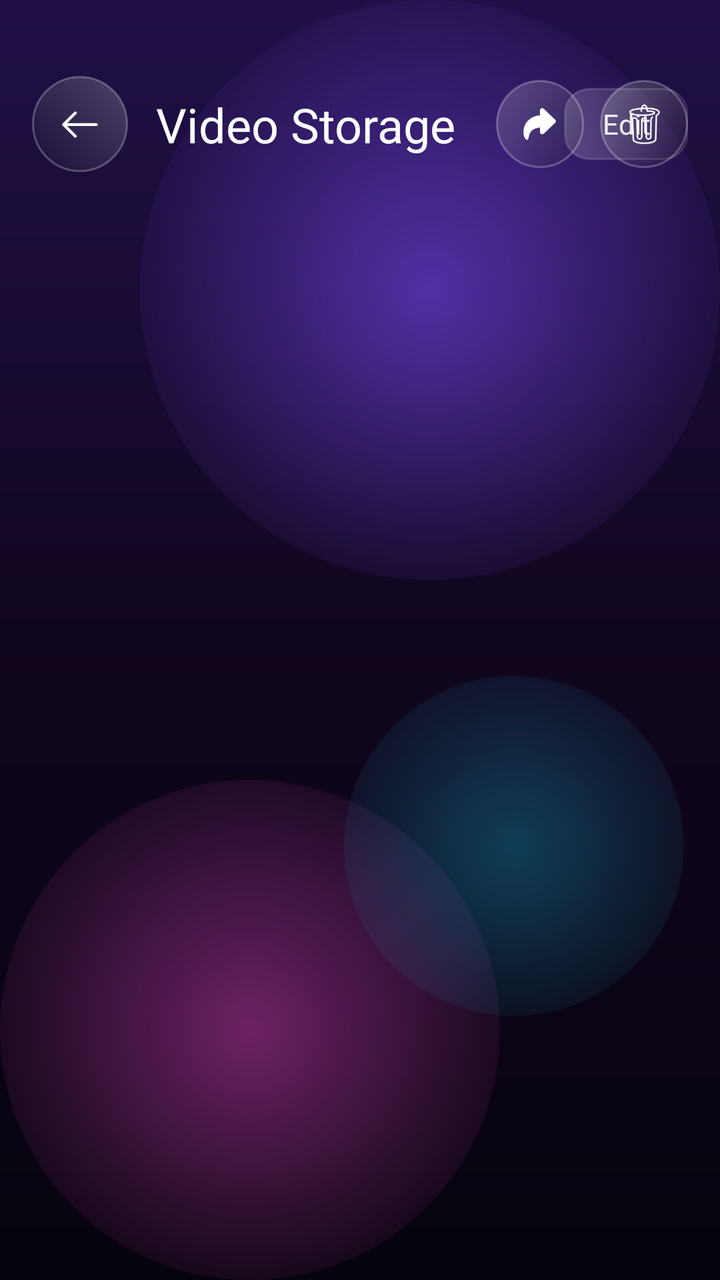
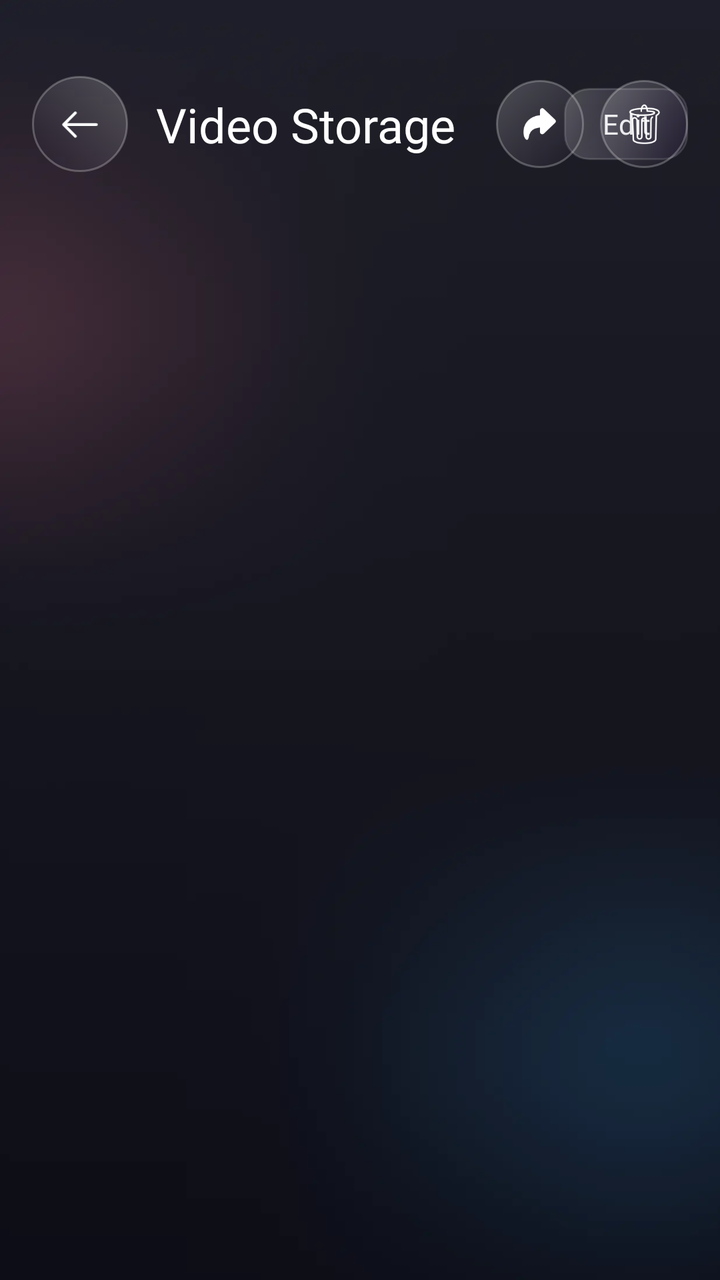

Before-and-after screenshots of an Android layout around one commit, followed by the original layout XML and the change that was made.
<!-- AndroidManifest.xml: application theme Theme.BaseProject -->
<!-- res/layout/fragment_video_list.xml -->
<?xml version="1.0" encoding="utf-8"?>
<androidx.constraintlayout.widget.ConstraintLayout xmlns:android="http://schemas.android.com/apk/res/android"
    xmlns:app="http://schemas.android.com/apk/res-auto"
    xmlns:tools="http://schemas.android.com/tools"
    android:layout_width="match_parent"
    android:layout_height="match_parent"
    android:background="@drawable/bg_camera_bubble_gradient">

    <ImageView
        android:id="@+id/ivBack"
        android:layout_width="48dp"
        android:layout_height="48dp"
        android:layout_marginStart="16dp"
        android:layout_marginTop="38dp"
        android:background="@drawable/bg_glass_icon_button"
        android:foreground="?attr/selectableItemBackgroundBorderless"
        android:padding="12dp"
        android:scaleX="-1"
        android:src="@drawable/ic_arrow_right"
        app:layout_constraintStart_toStartOf="parent"
        app:layout_constraintTop_toTopOf="parent"
        app:tint="@color/white" />

    <TextView
        android:id="@+id/tvTitle"
        android:layout_width="0dp"
        android:layout_height="wrap_content"
        android:layout_marginStart="14dp"
        android:layout_marginEnd="14dp"
        android:ellipsize="end"
        android:fontFamily="@font/inter_black"
        android:maxLines="1"
        android:text="Video Storage"
        android:textColor="@color/white"
        android:textSize="24sp"
        app:layout_constraintBottom_toBottomOf="@id/ivBack"
        app:layout_constraintEnd_toStartOf="@id/tvEdit"
        app:layout_constraintStart_toEndOf="@id/ivBack"
        app:layout_constraintTop_toTopOf="@id/ivBack" />

    <TextView
        android:id="@+id/tvCancel"
        android:layout_width="wrap_content"
        android:layout_height="36dp"
        android:layout_marginStart="16dp"
        android:background="@drawable/bg_glass_chip"
        android:fontFamily="@font/inter_extra_bold"
        android:gravity="center"
        android:minWidth="82dp"
        android:paddingHorizontal="14dp"
        android:text="Cancel"
        android:textColor="@color/white"
        android:textSize="14sp"
        android:visibility="gone"
        app:layout_constraintBottom_toBottomOf="@id/ivBack"
        app:layout_constraintStart_toStartOf="parent"
        app:layout_constraintTop_toTopOf="@id/ivBack" />

    <TextView
        android:id="@+id/tvEdit"
        android:layout_width="wrap_content"
        android:layout_height="36dp"
        android:layout_marginEnd="16dp"
        android:background="@drawable/bg_glass_chip"
        android:fontFamily="@font/inter_extra_bold"
        android:gravity="center"
        android:minWidth="62dp"
        android:paddingHorizontal="14dp"
        android:text="Edit"
        android:textColor="@color/white"
        android:textSize="14sp"
        app:layout_constraintBottom_toBottomOf="@id/ivBack"
        app:layout_constraintEnd_toEndOf="parent"
        app:layout_constraintTop_toTopOf="@id/ivBack" />

    <ImageView
        android:id="@+id/ivVideoCheck"
        android:layout_width="44dp"
        android:layout_height="44dp"
        android:layout_marginEnd="16dp"
        android:background="@drawable/bg_glass_icon_button"
        android:padding="10dp"
        android:src="@drawable/ic_check"
        android:visibility="gone"
        app:layout_constraintBottom_toBottomOf="@id/ivBack"
        app:layout_constraintEnd_toEndOf="parent"
        app:layout_constraintTop_toTopOf="@id/ivBack"
        app:tint="@color/white" />

    <ImageView
        android:id="@+id/ivTrash"
        android:layout_width="44dp"
        android:layout_height="44dp"
        android:layout_marginEnd="16dp"
        android:background="@drawable/bg_glass_icon_button"
        android:padding="10dp"
        android:src="@drawable/ic_trash"
        app:layout_constraintBottom_toBottomOf="@id/ivBack"
        app:layout_constraintEnd_toEndOf="parent"
        app:layout_constraintTop_toTopOf="@id/ivBack"
        app:tint="@color/white" />

    <ImageView
        android:id="@+id/ivShare"
        android:layout_width="44dp"
        android:layout_height="44dp"
        android:layout_marginEnd="8dp"
        android:background="@drawable/bg_glass_icon_button"
        android:padding="11dp"
        android:src="@drawable/ic_share"
        app:layout_constraintBottom_toBottomOf="@id/ivTrash"
        app:layout_constraintEnd_toStartOf="@id/ivTrash"
        app:layout_constraintTop_toTopOf="@id/ivTrash"
        app:tint="@color/white" />

    <androidx.recyclerview.widget.RecyclerView
        android:id="@+id/rcv_all_photo"
        android:layout_width="0dp"
        android:layout_height="0dp"
        android:layout_marginTop="18dp"
        android:clipToPadding="false"
        android:paddingHorizontal="8dp"
        android:paddingBottom="20dp"
        app:layout_constraintBottom_toBottomOf="parent"
        app:layout_constraintEnd_toEndOf="parent"
        app:layout_constraintStart_toStartOf="parent"
        app:layout_constraintTop_toBottomOf="@id/ivBack"
        tools:listitem="@layout/item_video_thumb" />

</androidx.constraintlayout.widget.ConstraintLayout>
<!-- res/layout/item_video_thumb.xml (included above) -->
<?xml version="1.0" encoding="utf-8"?>
<androidx.constraintlayout.widget.ConstraintLayout xmlns:android="http://schemas.android.com/apk/res/android"
    xmlns:app="http://schemas.android.com/apk/res-auto"
    android:layout_width="match_parent"
    android:layout_height="wrap_content"
    android:layout_margin="6dp"
    android:background="@drawable/bg_gallery_item"
    android:padding="6dp">

    <androidx.constraintlayout.utils.widget.ImageFilterView
        android:id="@+id/thumb_gallery"
        android:layout_width="0dp"
        android:layout_height="0dp"
        android:background="@color/transparent"
        android:scaleType="centerCrop"
        android:src="@color/black"
        app:layout_constraintDimensionRatio="1:1"
        app:layout_constraintEnd_toEndOf="parent"
        app:layout_constraintStart_toStartOf="parent"
        app:layout_constraintTop_toTopOf="parent"
        app:round="16dp" />

    <androidx.constraintlayout.utils.widget.ImageFilterView
        android:id="@+id/blackOverlay"
        android:layout_width="0dp"
        android:layout_height="0dp"
        android:src="@color/video_selected_overlay"
        android:visibility="gone"
        app:layout_constraintBottom_toBottomOf="@id/thumb_gallery"
        app:layout_constraintEnd_toEndOf="@id/thumb_gallery"
        app:layout_constraintStart_toStartOf="@id/thumb_gallery"
        app:layout_constraintTop_toTopOf="@id/thumb_gallery"
        app:round="16dp" />

    <ImageView
        android:id="@+id/check"
        android:layout_width="24dp"
        android:layout_height="24dp"
        android:layout_margin="8dp"
        android:background="@drawable/bg_glass_icon_button"
        android:padding="5dp"
        android:src="@drawable/ic_check"
        android:visibility="gone"
        app:layout_constraintEnd_toEndOf="@id/thumb_gallery"
        app:layout_constraintTop_toTopOf="@id/thumb_gallery"
        app:tint="@color/white" />

    <TextView
        android:id="@+id/tvTitle"
        android:layout_width="0dp"
        android:layout_height="wrap_content"
        android:layout_marginTop="7dp"
        android:ellipsize="end"
        android:fontFamily="@font/inter_bold"
        android:gravity="center"
        android:maxLines="1"
        android:text="Date Title"
        android:textColor="#E7DEFF"
        android:textSize="11sp"
        app:layout_constraintEnd_toEndOf="parent"
        app:layout_constraintStart_toStartOf="parent"
        app:layout_constraintTop_toBottomOf="@id/thumb_gallery" />

</androidx.constraintlayout.widget.ConstraintLayout>
<!-- resources referenced by this layout -->
<resources>
  <color name="black">#FF000000</color>
  <color name="transparent">#00000000</color>
  <color name="video_selected_overlay">#994B1FE8</color>
  <color name="white">#FFFFFFFF</color>
  <!-- drawable bg_camera_bubble_gradient (drawable) -->
  <?xml version="1.0" encoding="utf-8"?>
  <layer-list xmlns:android="http://schemas.android.com/apk/res/android">
      <item>
          <shape android:shape="rectangle">
              <gradient
                  android:angle="270"
                  android:centerColor="#11061F"
                  android:endColor="#06030D"
                  android:startColor="#201047" />
          </shape>
      </item>
      <item
          android:width="290dp"
          android:height="290dp"
          android:gravity="top|right">
          <shape android:shape="oval">
              <gradient
                  android:endColor="#006F43FF"
                  android:gradientRadius="165dp"
                  android:startColor="#8C7E4DFF"
                  android:type="radial" />
          </shape>
      </item>
      <item
          android:width="250dp"
          android:height="250dp"
          android:gravity="bottom|left">
          <shape android:shape="oval">
              <gradient
                  android:endColor="#00FF4DDA"
                  android:gradientRadius="150dp"
                  android:startColor="#66FF4DDA"
                  android:type="radial" />
          </shape>
      </item>
      <item
          android:width="170dp"
          android:height="170dp"
          android:bottom="132dp"
          android:gravity="bottom|right"
          android:right="18dp">
          <shape android:shape="oval">
              <gradient
                  android:endColor="#0017D8FF"
                  android:gradientRadius="110dp"
                  android:startColor="#4417D8FF"
                  android:type="radial" />
          </shape>
      </item>
  </layer-list>
  <!-- drawable bg_gallery_item (drawable) -->
  <?xml version="1.0" encoding="utf-8"?>
  <shape xmlns:android="http://schemas.android.com/apk/res/android">
      <gradient
          android:angle="315"
          android:endColor="#35100820"
          android:startColor="#26FFFFFF" />
      <corners android:radius="20dp" />
      <stroke
          android:width="1dp"
          android:color="#24FFFFFF" />
  </shape>
  <!-- drawable bg_glass_chip (drawable) -->
  <?xml version="1.0" encoding="utf-8"?>
  <shape xmlns:android="http://schemas.android.com/apk/res/android">
      <gradient
          android:angle="0"
          android:endColor="#223A185B"
          android:startColor="#33FFFFFF" />
      <corners android:radius="12dp" />
      <stroke
          android:width="1dp"
          android:color="#26FFFFFF" />
  </shape>
  <!-- drawable bg_glass_icon_button (drawable) -->
  <?xml version="1.0" encoding="utf-8"?>
  <ripple xmlns:android="http://schemas.android.com/apk/res/android"
      android:color="#33FFFFFF">
      <item>
          <shape android:shape="oval">
              <gradient
                  android:angle="315"
                  android:endColor="#33110922"
                  android:startColor="#36FFFFFF" />
              <stroke
                  android:width="1dp"
                  android:color="#40FFFFFF" />
          </shape>
      </item>
  </ripple>
  <style name="Theme.BaseProject" parent="Base.Theme.BaseProject" />
  <color name="purple_500">#FF6200EE</color>
  <color name="purple_700">#FF3700B3</color>
  <color name="teal_200">#FF03DAC5</color>
  <color name="teal_700">#FF018786</color>
  <color name="ripple_color_main">#2DE14EFE</color>
  <!-- unchanged entries left out for length: 5 -->
</resources>

<!-- the commit's change to res/layout/fragment_video_list.xml (unified diff, before → after) -->
@@ -4,7 +4,7 @@
     xmlns:tools="http://schemas.android.com/tools"
     android:layout_width="match_parent"
     android:layout_height="match_parent"
-    android:background="@drawable/bg_camera_bubble_gradient">
+    android:background="@drawable/bg_main">
 
     <ImageView
         android:id="@+id/ivBack"
<!-- resource entries referenced after the edit -->
@@ -4,57 +4,6 @@
   <color name="transparent">#00000000</color>
   <color name="video_selected_overlay">#994B1FE8</color>
   <color name="white">#FFFFFFFF</color>
-  <!-- drawable bg_camera_bubble_gradient (drawable) -->
-  <?xml version="1.0" encoding="utf-8"?>
-  <layer-list xmlns:android="http://schemas.android.com/apk/res/android">
-      <item>
-          <shape android:shape="rectangle">
-              <gradient
-                  android:angle="270"
-                  android:centerColor="#11061F"
-                  android:endColor="#06030D"
-                  android:startColor="#201047" />
-          </shape>
-      </item>
-      <item
-          android:width="290dp"
-          android:height="290dp"
-          android:gravity="top|right">
-          <shape android:shape="oval">
-              <gradient
-                  android:endColor="#006F43FF"
-                  android:gradientRadius="165dp"
-                  android:startColor="#8C7E4DFF"
-                  android:type="radial" />
-          </shape>
-      </item>
-      <item
-          android:width="250dp"
-          android:height="250dp"
-          android:gravity="bottom|left">
-          <shape android:shape="oval">
-              <gradient
-                  android:endColor="#00FF4DDA"
-                  android:gradientRadius="150dp"
-                  android:startColor="#66FF4DDA"
-                  android:type="radial" />
-          </shape>
-      </item>
-      <item
-          android:width="170dp"
-          android:height="170dp"
-          android:bottom="132dp"
-          android:gravity="bottom|right"
-          android:right="18dp">
-          <shape android:shape="oval">
-              <gradient
-                  android:endColor="#0017D8FF"
-                  android:gradientRadius="110dp"
-                  android:startColor="#4417D8FF"
-                  android:type="radial" />
-          </shape>
-      </item>
-  </layer-list>
   <!-- drawable bg_gallery_item (drawable) -->
   <?xml version="1.0" encoding="utf-8"?>
   <shape xmlns:android="http://schemas.android.com/apk/res/android">
@@ -95,6 +44,7 @@
           </shape>
       </item>
   </ripple>
+  <!-- drawable bg_main: webp bitmap (drawable, 88712 bytes) -->
   <style name="Theme.BaseProject" parent="Base.Theme.BaseProject" />
   <color name="purple_500">#FF6200EE</color>
   <color name="purple_700">#FF3700B3</color>
